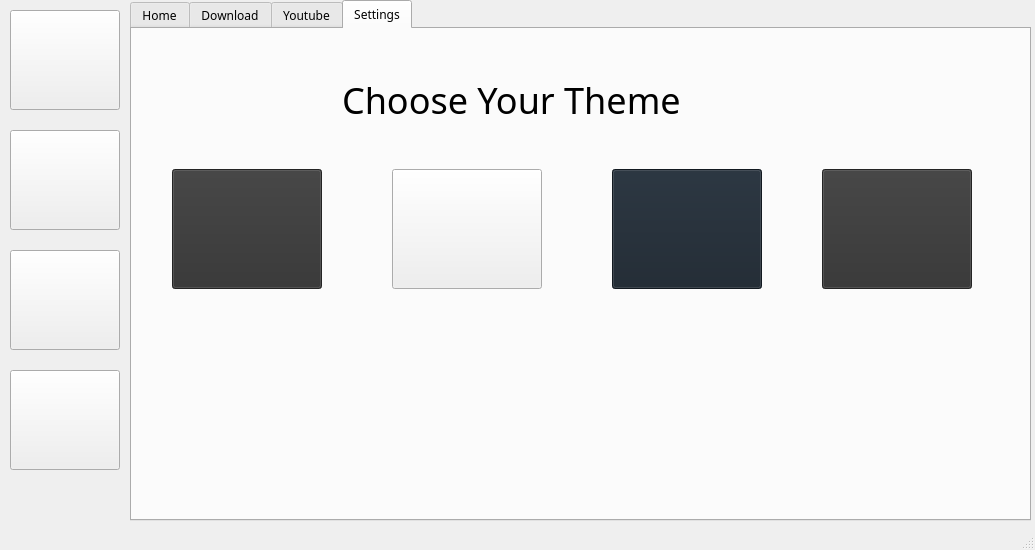
SarthKale/Downloader-App, file main.ui: the form before one commit.
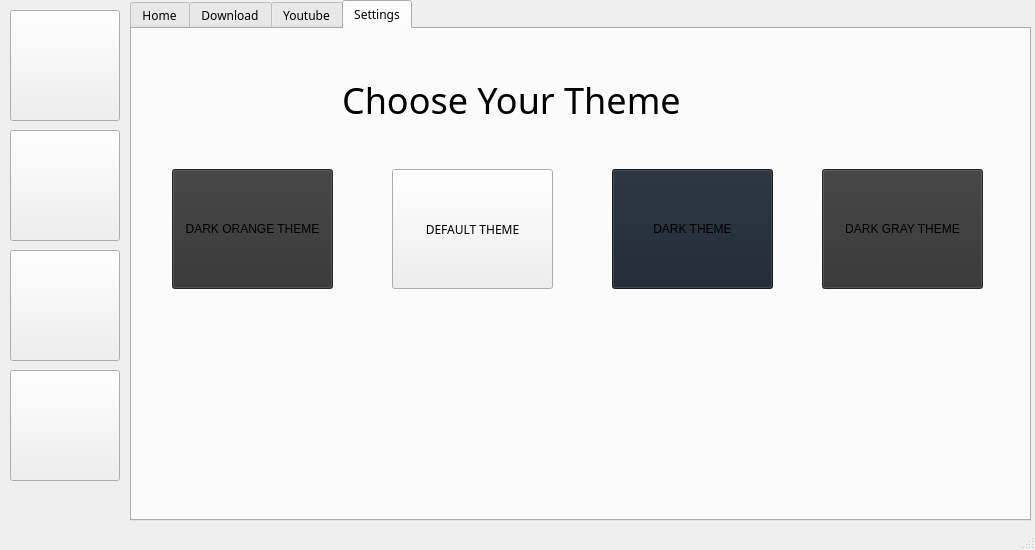
The form after the commit. The open tabs and pages were chosen to show the change. Icons and pictures are not drawn.

```diff
--- a/main.ui
+++ b/main.ui
@@ -837,7 +837,7 @@
        <rect>
         <x>40</x>
         <y>140</y>
-        <width>150</width>
+        <width>161</width>
         <height>120</height>
        </rect>
       </property>
@@ -845,7 +845,7 @@
        <string notr="true">background-color: #323232;</string>
       </property>
       <property name="text">
-       <string/>
+       <string>DARK ORANGE THEME</string>
       </property>
      </widget>
      <widget class="QPushButton" name="darkBlueB">
@@ -853,7 +853,7 @@
        <rect>
         <x>260</x>
         <y>140</y>
-        <width>150</width>
+        <width>161</width>
         <height>120</height>
        </rect>
       </property>
@@ -861,7 +861,7 @@
        <string notr="true"/>
       </property>
       <property name="text">
-       <string/>
+       <string>DEFAULT THEME</string>
       </property>
      </widget>
      <widget class="QPushButton" name="DarkB">
@@ -869,7 +869,7 @@
        <rect>
         <x>480</x>
         <y>140</y>
-        <width>150</width>
+        <width>161</width>
         <height>120</height>
        </rect>
       </property>
@@ -877,7 +877,7 @@
        <string notr="true">background-color: #19232D;</string>
       </property>
       <property name="text">
-       <string/>
+       <string>DARK THEME</string>
       </property>
      </widget>
      <widget class="QLabel" name="label_5">
@@ -903,7 +903,7 @@
        <rect>
         <x>690</x>
         <y>140</y>
-        <width>150</width>
+        <width>161</width>
         <height>120</height>
        </rect>
       </property>
@@ -911,7 +911,7 @@
        <string notr="true">background-color: #323232;</string>
       </property>
       <property name="text">
-       <string/>
+       <string>DARK GRAY THEME</string>
       </property>
      </widget>
     </widget>
@@ -922,7 +922,7 @@
       <x>10</x>
       <y>10</y>
       <width>110</width>
-      <height>100</height>
+      <height>111</height>
      </rect>
     </property>
     <property name="font">
@@ -951,7 +951,7 @@
       <x>10</x>
       <y>130</y>
       <width>110</width>
-      <height>100</height>
+      <height>111</height>
      </rect>
     </property>
     <property name="font">
@@ -980,7 +980,7 @@
       <x>10</x>
       <y>250</y>
       <width>110</width>
-      <height>100</height>
+      <height>111</height>
      </rect>
     </property>
     <property name="font">
@@ -1009,7 +1009,7 @@
       <x>10</x>
       <y>370</y>
       <width>110</width>
-      <height>100</height>
+      <height>111</height>
      </rect>
     </property>
     <property name="font">
```
